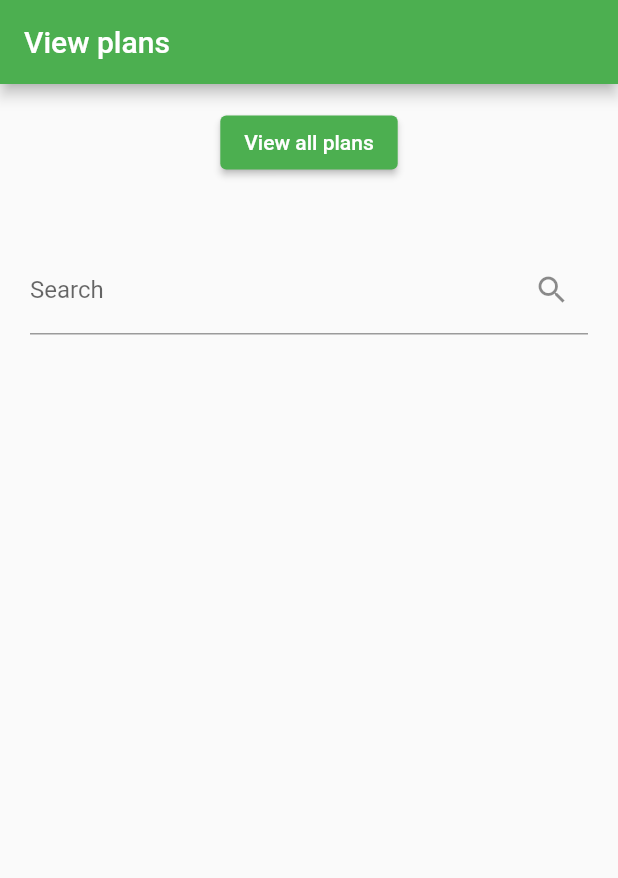
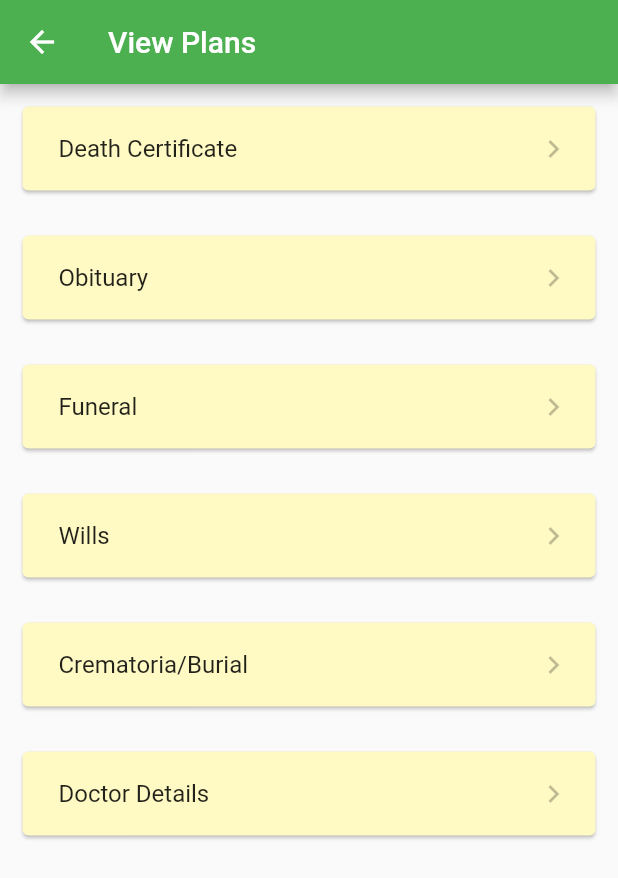
Before and after one commit to hyhyzxc/SC2006, a Flutter app: the ViewPlans screen opened directly, on a phone screen of 412 x 824 dp. Shown: the top 878 px of the screen. Run offline on Flutter 3.47's test engine with Material 2 defaults, Android fonts, the phone set to English and light mode, and no system bars; our stand-ins replace cloud_firestore, dio, file_picker, firebase_auth, firebase_core, firebase_storage and 3 more; missing offline and left inert: flutter_pdfview, flutter_phone_direct_caller, flutter_polyline_points; accounts and stored records are empty.

Commit message:
Will Change

```diff
--- a/lib/main.dart
+++ b/lib/main.dart
@@ -14,7 +14,7 @@ import 'package:next_stage/screens/Funeral/product_list_screen.dart';
 import 'package:next_stage/screens/Obituary/obituary_form.dart';
 import 'package:next_stage/models/obituaryform.dart';
 import 'package:next_stage/screens/Plans/plans_main.dart';
-import 'package:next_stage/screens/Plans/plans_trial.dart';
+import 'package:next_stage/screens/Plans/crematorium_plans.dart';
 import 'package:next_stage/screens/Wills/lawyers_details.dart';
 import 'package:next_stage/screens/Wills/lawyers_search.dart';
 import 'package:next_stage/screens/Wills/willFilling.dart';
@@ -60,7 +60,6 @@ class MyApp extends StatelessWidget {
       routes: {
         ProductListScreen.routeName: (context) => ProductListScreen(),
         ViewPlans.routeName: (context) => ViewPlans(),
-
         WillMain.routeName: (context) => WillMain(),
         WillForm.routeName: (context) => WillForm(trip: WillTrip),
         WillConfirm.routeName: (context) => WillConfirm(trip: WillTrip),
@@ -78,7 +77,7 @@ class MyApp extends StatelessWidget {
         Crematoria.routeName:(context)=>Crematoria(),
         CrematoriaDetails.routeName:(context)=>CrematoriaDetails(),
         AddAppointmentCrematoria.routeName:(context)=>AddAppointmentCrematoria(),
-        PlansTrial.routeName:(context)=>PlansTrial(),
+        CrematoriumPlans.routeName:(context)=>CrematoriumPlans(),
       }
     );
   }
--- a/lib/screens/NavBar.dart
+++ b/lib/screens/NavBar.dart
@@ -4,7 +4,7 @@ import 'package:flutter/material.dart';
 import 'package:next_stage/models/user.dart';
 import 'package:next_stage/screens/DeathCert/deathcert_doctordetail.dart';
 import 'package:next_stage/screens/DeathCert/deathcert_main.dart';
-import 'package:next_stage/screens/Plans/plans_trial.dart';
+import 'package:next_stage/screens/Plans/crematorium_plans.dart';
 import 'package:next_stage/screens/Wills/selection_page.dart';
 import 'package:next_stage/screens/loginPage.dart';
 
@@ -111,7 +111,7 @@ class NavBar extends StatelessWidget {
                   leading: Icon(Icons.notifications),
                   title: Text('Plans'),
                   onTap: () => Navigator.push(
-                      context, MaterialPageRoute(builder: (context) => PlansTrial())),
+                      context, MaterialPageRoute(builder: (context) => ViewPlans())),
                 ),
                 Divider(),
                 ListTile(
--- a/lib/screens/Plans/plans_main.dart
+++ b/lib/screens/Plans/plans_main.dart
@@ -1,77 +1,19 @@
-import 'package:cloud_firestore/cloud_firestore.dart';
-import 'package:firebase_auth/firebase_auth.dart';
 import 'package:flutter/material.dart';
-import 'package:flutter/services.dart';
-import 'package:next_stage/models/deathcert_doctor.dart';
-import 'package:next_stage/models/funeralparlor.dart';
-import 'package:next_stage/screens/DeathCert/deathcert_doctordetail.dart';
-import 'package:next_stage/screens/Obituary/obituary_form.dart';
-import 'dart:convert';
-/**/
-import '../../models/obituaryPlan.dart';
-import '../../models/plan.dart';
+import 'package:next_stage/screens/DeathCert/deathcert_hospital.dart';
+import 'package:next_stage/screens/DeathCert/deathcert_searchdoctor.dart';
+import 'package:next_stage/screens/DeathCert/deathcert_viewcert.dart';
+import 'package:next_stage/screens/Plans/crematorium_plans.dart';
 
 class ViewPlans extends StatefulWidget {
   const ViewPlans({ Key? key }) : super(key: key);
 
-  static const String routeName = '/search-doctor';
+  static const String routeName = '/plans-main';
 
   @override
   _ViewPlansState createState() => _ViewPlansState();
 }
 
 class _ViewPlansState extends State<ViewPlans> {
-  final FirebaseAuth auth = FirebaseAuth.instance;
-
-  List<DeathCertDoctor> allProducts = [];
-  List<DeathCertDoctor> filteredProducts = [];
-
-  Future<Plan?> getPlan() async {
-    final User? user = auth.currentUser;
-    final String uid = user!.uid;
-    final planData = FirebaseFirestore.instance.collection('Plan').doc(uid);
-    final snapshot = await planData.get();
-
-    if(snapshot.exists) {
-      return Plan.fromJson(snapshot.data()!);
-    }
-  }
-
-  /*Widget displayObituaryPlan(ObituaryPlan obituaryPlan) => ListTile(
-    leading: CircleAvatar();
-    title:
-  )*/
-  Future<void> readJsonFile() async {
-
-    final String response = await rootBundle.loadString('assets/deathcert_doctor.json'); //change file
-    final productData = await json.decode(response);
-
-    var list = productData["doctors"] as List<dynamic>;
-
-    setState(() {
-      allProducts = [];
-      allProducts = list.map((e) => DeathCertDoctor.fromJson(e)).toList();
-      filteredProducts = allProducts;
-    });  //initial state
-
-  }
-
-  void _runFilter(String searchKeyword) {
-    List<DeathCertDoctor> results = [];
-
-    if(searchKeyword.isEmpty) {
-      results = allProducts;
-    } else {
-      results = allProducts.where((element) => element.name.toLowerCase().contains(searchKeyword.toLowerCase())).toList();
-    }
-
-    // refresh the UI
-    setState(() {
-      filteredProducts = results;
-    });
-
-  }
-
 
   @override
   Widget build(BuildContext context) {
@@ -80,149 +22,134 @@ class _ViewPlansState extends State<ViewPlans> {
       onTap: () => FocusManager.instance.primaryFocus?.unfocus(),
       child: Scaffold(
           resizeToAvoidBottomInset: true,
-        appBar: AppBar(title: Text("View plans"),),
+          appBar: AppBar(title: Text("View Plans"),),
           body:  Column(
               children: [
-            Padding(
-              padding: const EdgeInsets.all(15.0),
-              child: ElevatedButton(onPressed: readJsonFile, child: Text("View all plans")),
+                Card(
+                    margin: EdgeInsets.all(15.0),
+                    color: Colors.yellow[100],
+                    child: ListTile(
+                      title: Padding(
+                        padding: const EdgeInsets.all(8.0),
+                        child: Text("Death Certificate"),
                       ),
-            // if (allProducts.length > 0)
-            Padding(
-              padding: const EdgeInsets.all(20.0),
-              child: Column(
-                children: [
-                  SizedBox(height: 10,),
-                  TextField(
-                    onChanged: (value) => _runFilter(value),
-                    decoration: InputDecoration(labelText: 'Search', suffixIcon: Icon(Icons.search)),
+                      trailing: Container(
+                        child:
+                        Icon(Icons.keyboard_arrow_right, color: Colors.black26),
                       ),
-                  SizedBox(height: 10,),
-                ],
+                      onTap: () {
+                        // print(jsonEncode(products[index]));
+                       // Navigator.of(context).pushNamed(DeathAtHospital.routeName);
+                      },
+                    )
                 ),
+
+                Card(
+                    margin: EdgeInsets.all(15.0),
+                    color: Colors.yellow[100],
+                    child: ListTile(
+                      title: Padding(
+                        padding: const EdgeInsets.all(8.0),
+                        child: Text("Obituary"),
+                      ),
+                      trailing: Container(
+                        child:
+                        Icon(Icons.keyboard_arrow_right, color: Colors.black26),
+                      ),
+                      onTap: () {
+                        // print(jsonEncode(products[index]));
+                       // Navigator.of(context).pushNamed(SearchDoctor.routeName);
+                      },
+                    )
+                ),
+
+                Card(
+                    margin: EdgeInsets.all(15.0),
+                    color: Colors.yellow[100],
+                    child: ListTile(
+                      title: Padding(
+                        padding: const EdgeInsets.all(8.0),
+                        child: Text("Funeral"),
+                      ),
+                      trailing: Container(
+                        child:
+                        Icon(Icons.keyboard_arrow_right, color: Colors.black26),
+                      ),
+                      onTap: () {
+                        // print(jsonEncode(products[index]));
+                       // Navigator.of(context).pushNamed(ViewCert.routeName,
+                       //     arguments: "view");
+                      },
+                    )
+                ),
+
+                Card(
+                    margin: EdgeInsets.all(15.0),
+                    color: Colors.yellow[100],
+                    child: ListTile(
+                      title: Padding(
+                        padding: const EdgeInsets.all(8.0),
+                        child: Text("Wills"),
+                      ),
+                      trailing: Container(
+                        child:
+                        Icon(Icons.keyboard_arrow_right, color: Colors.black26),
+                      ),
+                      onTap: () {
+                        // print(jsonEncode(products[index]));
+                     //   Navigator.of(context).pushNamed(ViewCert.routeName,
+                      //      arguments: "view");
+                      },
+                    )
+                ),
+
+                Card(
+                    margin: EdgeInsets.all(15.0),
+                    color: Colors.yellow[100],
+                    child: ListTile(
+                      title: Padding(
+                        padding: const EdgeInsets.all(8.0),
+                        child: Text("Crematoria/Burial"),
+                      ),
+                      trailing: Container(
+                        child:
+                        Icon(Icons.keyboard_arrow_right, color: Colors.black26),
+                      ),
+                      onTap: () {
+                        // print(jsonEncode(products[index]));
+                       Navigator.of(context).pushNamed(CrematoriumPlans.routeName);
+                      },
+                    )
+                ),
+
+                Card(
+                    margin: EdgeInsets.all(15.0),
+                    color: Colors.yellow[100],
+                    child: ListTile(
+                      title: Padding(
+                        padding: const EdgeInsets.all(8.0),
+                        child: Text("Doctor Details"),
+                      ),
+                      trailing: Container(
+                        child:
+                        Icon(Icons.keyboard_arrow_right, color: Colors.black26),
+                      ),
+                      onTap: () {
+                        // print(jsonEncode(products[index]));
+                     //   Navigator.of(context).pushNamed(ViewCert.routeName,
+                      //      arguments: "view");
+                      },
+                    )
+                ),
+              ]
+          )
 
       ),
 
 
-            Expanded(
-
-              child: ListView.builder(
-                shrinkWrap: true,
-                itemCount: filteredProducts.length,
-                itemBuilder: (BuildContext context, index) {
-                  return Dismissible(
-                    key: ValueKey(filteredProducts[index].id),
-                    background: Container(
-                      color: Colors.redAccent,
-                      child: Icon(Icons.delete, color: Colors.white, size: 40),
-                      padding: EdgeInsets.all(8.0),
-                      margin: EdgeInsets.all(8.0),
-                    ),
-                    direction: DismissDirection.endToStart,
-                    confirmDismiss: (direction) {
-
-                      return showDialog(
-                        context: context,
-                        builder: (ctx) => AlertDialog(
-                          title: Text("Please Confirm"),
-                          content: Text("Are you sure you want to delete?"),
-                          actions: [
-                            ElevatedButton(onPressed: (){
-                              Navigator.of(ctx).pop(false);
-                            }, child: Text("Cancel")),
-                            ElevatedButton(onPressed: (){
-                              Navigator.of(ctx).pop(true);
-                            }, child: Text("Delete")),
-                          ],
-                        ),
-                      );
-
-
-                    },
-                    onDismissed: (DismissDirection direction) {
-
-                      if(direction == DismissDirection.endToStart) {
-                        filteredProducts.removeAt(index);
-                      }
-
-                    },
-                    child: Card(
-                        margin: EdgeInsets.all(15.0),
-                        color: Colors.blue[100],
-                        child: ListTile(
-                          contentPadding: EdgeInsets.symmetric(horizontal: 20.0, vertical: 10.0),
-                          leading: Container(
-                              padding: EdgeInsets.only(right: 12.0),
-                              decoration: new BoxDecoration(
-                                  border: new Border(
-                                      right: new BorderSide(width: 1.0, color: Colors.white24))),
-                              child: Padding(
-                                padding: const EdgeInsets.all(5),
-                                child: Icon(Icons.location_city, color: Colors.blueGrey),
-                              )
-                          ),
-                          title: Text(
-                            filteredProducts[index].name,
-                            style: TextStyle(color: Colors.blueGrey, fontWeight: FontWeight.bold),
-                          ),
-                          // subtitle: Text("Intermediate", style: TextStyle(color: Colors.white)),
-
-                          // subtitle: Row(
-                          //   children: <Widget>[
-                          //     Icon(Icons.linear_scale, color: Colors.yellow[500]),
-                          //     Text(filteredProducts[index].rating.toString(), style: TextStyle(color: Colors.blueGrey))
-                          //   ],
-                          // ),
-
-                          subtitle: Row(
-                            children: <Widget>[
-                              Expanded(
-                                flex: 1,
-                                child: Text(filteredProducts[index].rating.toString(),
-                                    style: TextStyle(color: Colors.white)),
-                              ),
-                              Expanded(
-                                  flex: 10,
-                                  child: Padding(
-                                      padding: EdgeInsets.only(right: 80.0),
-                                      child: Container(
-                                        alignment: Alignment.centerLeft,
-                                        // tag: 'hero',
-                                        child: LinearProgressIndicator(
-                                            backgroundColor: Color.fromRGBO(209, 224, 224, 0.2),
-                                            value: filteredProducts[index].rating.toDouble()/5,
-                                            valueColor: AlwaysStoppedAnimation(Colors.yellow[700])),
-                                      )
-                                  )
-                              )
-                            ],
-                          ),
-                          trailing: Container(
-                              child: Padding(
-                                child: Icon(Icons.keyboard_arrow_right, color: Colors.black26,size: 30.0),
-                                padding: const EdgeInsets.all(8.0),
-                              )
-                          ),
-                          onTap: () {
-                            // print(jsonEncode(products[index]));
-                            Navigator.of(context).pushNamed(DoctorDetail.routeName, arguments: jsonEncode(filteredProducts[index]));
-                          },
-                        )
-                    ),
-                  );
-                },
-              ),
-
-            ),
-            SizedBox(height: 30,)
-
       // else
       // Container(child: Text("No products"),)
 
-          ],
-        ),
-
-      ),
     );
   }
 }
--- a/lib/screens/homePage.dart
+++ b/lib/screens/homePage.dart
@@ -5,7 +5,7 @@ import 'package:next_stage/screens/DeathCert/deathcert_main.dart';
 import 'package:next_stage/screens/NavBar.dart';
 import 'package:next_stage/screens/Obituary/obituary_form.dart';
 import 'package:next_stage/screens/Plans/plans_main.dart';
-import 'package:next_stage/screens/Plans/plans_trial.dart';
+import 'package:next_stage/screens/Plans/crematorium_plans.dart';
 
 import '../models/obituaryform.dart';
 import 'Crematoria/crematoria_list_screen.dart';
@@ -190,7 +190,7 @@ class _HomeScreenState extends State<HomeScreen> {
                       ),
                       GestureDetector(
                         onTap: () => Navigator.push(
-                            context, MaterialPageRoute(builder: (context) => PlansTrial())),
+                            context, MaterialPageRoute(builder: (context) => CrematoriumPlans())),
                         child: Container(
                           padding: EdgeInsets.symmetric(horizontal: 20, vertical: 20),
                           child: Column(children:[
```
Also changed, not shown: lib/screens/Plans/crematorium_plans.dart (renamed from lib/screens/Plans/plans_trial.dart, +6 -14 lines), pubspec.lock. Lines whose indentation alone changed are shown as unchanged.
